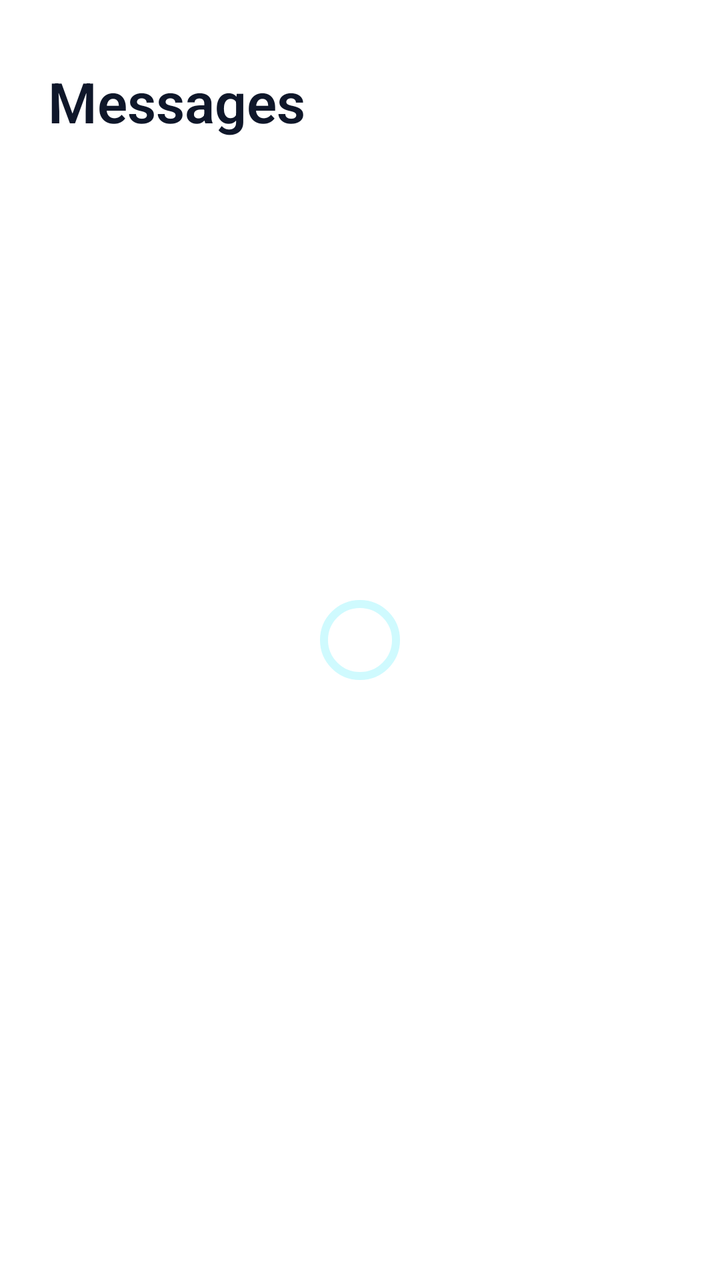
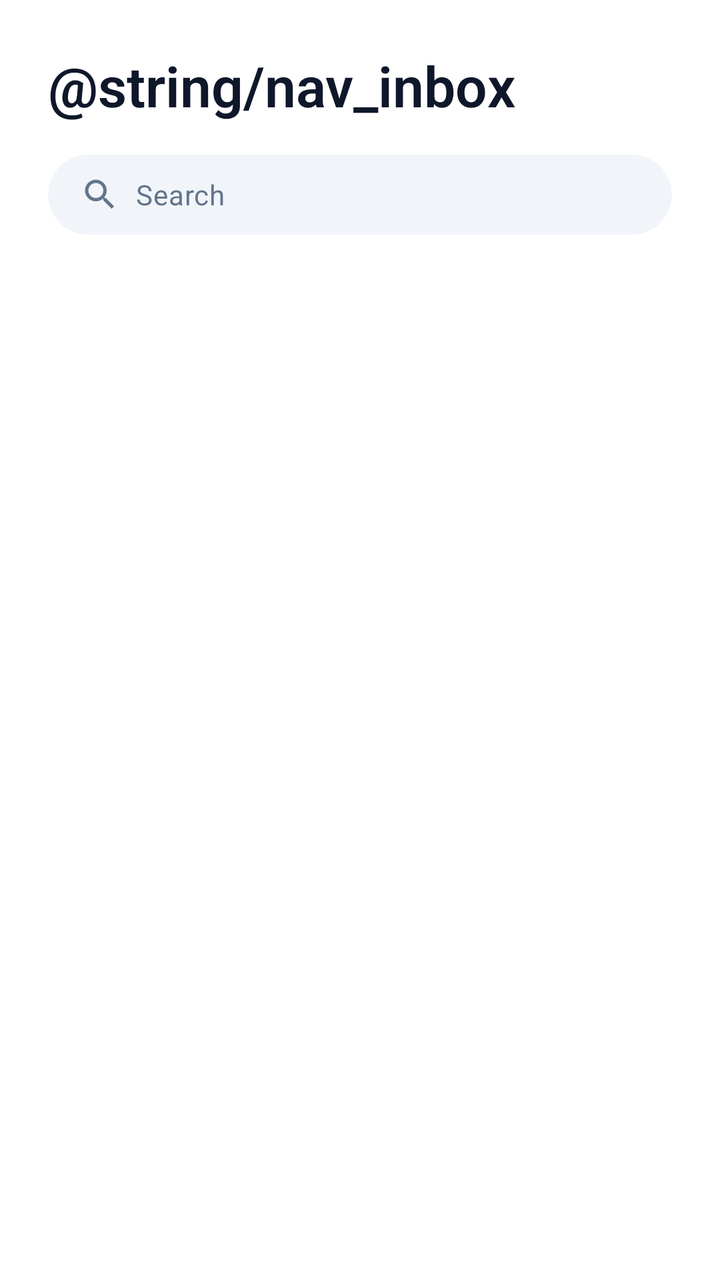

Screens rendered from an Android XML layout before and after an edit, with the pre-edit source and the edit as a unified diff.
<!-- AndroidManifest.xml: application theme Theme.StudentRoomSharingApp -->
<!-- res/layout/fragment_inbox.xml -->
<?xml version="1.0" encoding="utf-8"?>
<androidx.constraintlayout.widget.ConstraintLayout xmlns:android="http://schemas.android.com/apk/res/android"
    xmlns:app="http://schemas.android.com/apk/res-auto"
    xmlns:tools="http://schemas.android.com/tools"
    android:layout_width="match_parent"
    android:layout_height="match_parent"
    android:background="?attr/colorSurface">

    <TextView
        android:id="@+id/tvInboxTitle"
        android:layout_width="wrap_content"
        android:layout_height="wrap_content"
        android:layout_marginStart="24dp"
        android:layout_marginTop="32dp"
        android:text="Messages"
        android:textAppearance="?attr/textAppearanceHeadlineMedium"
        android:textColor="?attr/colorOnBackground"
        app:layout_constraintStart_toStartOf="parent"
        app:layout_constraintTop_toTopOf="parent" />

    <androidx.recyclerview.widget.RecyclerView
        android:id="@+id/recyclerViewInbox"
        android:layout_width="match_parent"
        android:layout_height="0dp"
        android:layout_marginTop="16dp"
        android:clipToPadding="false"
        android:paddingBottom="80dp"
        app:layout_constraintBottom_toBottomOf="parent"
        app:layout_constraintTop_toBottomOf="@+id/tvInboxTitle"
        app:layout_constraintVertical_bias="1.0"
        tools:layout_editor_absoluteX="0dp"
        tools:listitem="@layout/item_inbox" />

    <com.google.android.material.progressindicator.CircularProgressIndicator
        android:id="@+id/progressBarInbox"
        android:layout_width="wrap_content"
        android:layout_height="wrap_content"
        app:layout_constraintBottom_toBottomOf="parent"
        app:layout_constraintEnd_toEndOf="parent"
        app:layout_constraintStart_toStartOf="parent"
        app:layout_constraintTop_toTopOf="parent" />

    <LinearLayout
        android:id="@+id/layoutEmptyState"
        android:layout_width="wrap_content"
        android:layout_height="wrap_content"
        android:gravity="center"
        android:orientation="vertical"
        android:visibility="gone"
        app:layout_constraintBottom_toBottomOf="parent"
        app:layout_constraintEnd_toEndOf="parent"
        app:layout_constraintStart_toStartOf="parent"
        app:layout_constraintTop_toTopOf="parent">

        <ImageView
            android:layout_width="80dp"
            android:layout_height="80dp"
            android:alpha="0.5"
            android:src="@drawable/baseline_email_24"
            app:tint="?attr/colorOnSurfaceVariant" />

        <TextView
            android:layout_width="wrap_content"
            android:layout_height="wrap_content"
            android:layout_marginTop="16dp"
            android:text="No messages yet"
            android:textAppearance="?attr/textAppearanceTitleMedium"
            android:textColor="?attr/colorOnSurfaceVariant" />

        <TextView
            android:layout_width="wrap_content"
            android:layout_height="wrap_content"
            android:layout_marginTop="8dp"
            android:text="When you chat about a room,\nit will appear here."
            android:textAlignment="center"
            android:textAppearance="?attr/textAppearanceBodyMedium"
            android:textColor="?attr/colorOnSurfaceVariant" />
    </LinearLayout>

</androidx.constraintlayout.widget.ConstraintLayout>
<!-- res/layout/item_inbox.xml (included above) -->
<?xml version="1.0" encoding="utf-8"?>
<androidx.constraintlayout.widget.ConstraintLayout xmlns:android="http://schemas.android.com/apk/res/android"
    xmlns:app="http://schemas.android.com/apk/res-auto"
    android:layout_width="match_parent"
    android:layout_height="wrap_content"
    android:background="?android:attr/selectableItemBackground"
    android:clickable="true"
    android:focusable="true"
    android:padding="16dp">

    <FrameLayout
        android:id="@+id/frameLayout2"
        android:layout_width="48dp"
        android:layout_height="48dp"
        app:layout_constraintBottom_toBottomOf="parent"
        app:layout_constraintStart_toStartOf="parent"
        app:layout_constraintTop_toTopOf="parent">

        <TextView
            android:id="@+id/tvAvatarInitial"
            android:layout_width="48dp"
            android:layout_height="48dp"
            android:background="@drawable/circle_background"
            android:gravity="center"
            android:text="O"
            android:textColor="@android:color/white"
            android:textSize="20sp"
            android:textStyle="bold" />

        <ImageView
            android:id="@+id/ivAvatar"
            android:layout_width="48dp"
            android:layout_height="48dp"
            android:scaleType="centerCrop"
            android:visibility="gone"
            app:srcCompat="@drawable/ic_person_placeholder" />

    </FrameLayout>

    <TextView
        android:id="@+id/tvUserName"
        android:layout_width="0dp"
        android:layout_height="wrap_content"
        android:layout_marginStart="16dp"
        android:layout_marginEnd="8dp"
        android:text="Loading..."
        android:textAppearance="?attr/textAppearanceTitleMedium"
        android:textColor="?attr/colorOnSurface"
        app:layout_constraintEnd_toStartOf="@+id/tvTimestamp"
        app:layout_constraintStart_toEndOf="@+id/frameLayout2"
        app:layout_constraintTop_toTopOf="@+id/frameLayout2" />

    <TextView
        android:id="@+id/tvLastMessage"
        android:layout_width="0dp"
        android:layout_height="wrap_content"
        android:layout_marginTop="4dp"
        android:layout_marginEnd="16dp"
        android:ellipsize="end"
        android:maxLines="1"
        android:text="Loading last message..."
        android:textAppearance="?attr/textAppearanceBodyMedium"
        android:textColor="?attr/colorOnSurfaceVariant"
        app:layout_constraintEnd_toEndOf="parent"
        app:layout_constraintStart_toStartOf="@+id/tvUserName"
        app:layout_constraintTop_toBottomOf="@+id/tvUserName" />

    <TextView
        android:id="@+id/tvTimestamp"
        android:layout_width="wrap_content"
        android:layout_height="wrap_content"
        android:text="00:00"
        android:textAppearance="?attr/textAppearanceLabelSmall"
        android:textColor="?attr/colorOnSurfaceVariant"
        app:layout_constraintEnd_toEndOf="parent"
        app:layout_constraintTop_toTopOf="@+id/tvUserName" />

</androidx.constraintlayout.widget.ConstraintLayout>
<!-- resources referenced by this layout -->
<resources>
  <!-- drawable baseline_email_24 (drawable) -->
  <vector xmlns:android="http://schemas.android.com/apk/res/android"
      android:width="24dp"
      android:height="24dp"
      android:viewportWidth="24"
      android:viewportHeight="24"
      android:tint="#73777F">
      <path
          android:fillColor="@android:color/white"
          android:pathData="M20,4H4C2.9,4 2.01,4.9 2.01,6L2,18c0,1.1 0.9,2 2,2h16c1.1,0 2,-0.9 2,-2V6c0,-1.1 -0.9,-2 -2,-2zM20,8l-8,5 -8,-5V6l8,5 8,-5v2z"/>
  </vector>
  <!-- drawable circle_background (drawable) -->
  <?xml version="1.0" encoding="utf-8"?>
  <shape xmlns:android="http://schemas.android.com/apk/res/android"
      android:shape="oval">
      <solid android:color="@color/surfaceVariant" />
  </shape>
  <color name="colorPrimary">#2563EB</color>
  <color name="onPrimary">#FFFFFF</color>
  <color name="primaryContainer">#DBEAFE</color>
  <color name="onPrimaryContainer">#001B3D</color>
  <color name="colorSecondary">#06B6D4</color>
  <color name="onSecondary">#FFFFFF</color>
  <color name="secondaryContainer">#CFFAFE</color>
  <color name="onSecondaryContainer">#001F29</color>
  <color name="colorTertiary">#14B8A6</color>
  <color name="onTertiary">#FFFFFF</color>
  <color name="tertiaryContainer">#D1FAE5</color>
  <color name="onTertiaryContainer">#00201B</color>
  <color name="colorBackground">#F8FAFC</color>
  <color name="colorSurface">#FFFFFF</color>
  <color name="colorSurfaceVariant">#F1F5F9</color>
  <color name="onBackground">#0F172A</color>
  <color name="onSurface">#0F172A</color>
  <color name="onSurfaceVariant">#64748B</color>
  <color name="colorError">#EF4444</color>
  <color name="onError">#FFFFFF</color>
  <color name="errorContainer">#FEE2E2</color>
  <color name="onErrorContainer">#410002</color>
  <style name="Theme.StudentRoomSharing.BottomSheetDialog" parent="Theme.Material3.DayNight.BottomSheetDialog">
          <item name="bottomSheetStyle">@style/Widget.StudentRoomSharing.BottomSheet.Modal</item>
      </style>
  <style name="Widget.StudentRoomSharing.CardView" parent="Base.Widget.Material3.CardView">
          <item name="cardCornerRadius">20dp</item>
          <item name="cardElevation">6dp</item>
          <item name="strokeWidth">0dp</item>
      </style>
  <style name="Widget.StudentRoomSharing.Snackbar" parent="Widget.Material3.Snackbar">
          <item name="backgroundTint">@color/onSurface</item>
          <item name="actionTextColor">@color/colorPrimary</item>
          <item name="cornerRadius">12dp</item>
      </style>
  <color name="colorWarning">#F59E0B</color>
  <color name="outline">#CBD5E1</color>
  <style name="Widget.StudentRoomSharing.BottomSheet.Modal" parent="Widget.Material3.BottomSheet.Modal">
          <item name="shapeAppearance">@style/ShapeBottomSheet</item>
          <item name="android:background">@color/colorSurface</item>
      </style>
  <color name="onPrimary_20">#33FFFFFF</color>
  <!-- unchanged entries left out for length: 23 -->
</resources>

<!-- the commit's change to res/layout/fragment_inbox.xml (unified diff, before → after) -->
@@ -1,83 +1,134 @@
 <?xml version="1.0" encoding="utf-8"?>
-<androidx.constraintlayout.widget.ConstraintLayout xmlns:android="http://schemas.android.com/apk/res/android"
+<FrameLayout xmlns:android="http://schemas.android.com/apk/res/android"
     xmlns:app="http://schemas.android.com/apk/res-auto"
     xmlns:tools="http://schemas.android.com/tools"
     android:layout_width="match_parent"
     android:layout_height="match_parent"
     android:background="?attr/colorSurface">
 
-    <TextView
-        android:id="@+id/tvInboxTitle"
-        android:layout_width="wrap_content"
-        android:layout_height="wrap_content"
-        android:layout_marginStart="24dp"
-        android:layout_marginTop="32dp"
-        android:text="Messages"
-        android:textAppearance="?attr/textAppearanceHeadlineMedium"
-        android:textColor="?attr/colorOnBackground"
-        app:layout_constraintStart_toStartOf="parent"
-        app:layout_constraintTop_toTopOf="parent" />
-
-    <androidx.recyclerview.widget.RecyclerView
-        android:id="@+id/recyclerViewInbox"
+    <LinearLayout
         android:layout_width="match_parent"
-        android:layout_height="0dp"
-        android:layout_marginTop="16dp"
-        android:clipToPadding="false"
-        android:paddingBottom="80dp"
-        app:layout_constraintBottom_toBottomOf="parent"
-        app:layout_constraintTop_toBottomOf="@+id/tvInboxTitle"
-        app:layout_constraintVertical_bias="1.0"
-        tools:layout_editor_absoluteX="0dp"
-        tools:listitem="@layout/item_inbox" />
-
-    <com.google.android.material.progressindicator.CircularProgressIndicator
-        android:id="@+id/progressBarInbox"
-        android:layout_width="wrap_content"
-        android:layout_height="wrap_content"
-        app:layout_constraintBottom_toBottomOf="parent"
-        app:layout_constraintEnd_toEndOf="parent"
-        app:layout_constraintStart_toStartOf="parent"
-        app:layout_constraintTop_toTopOf="parent" />
-
+        android:layout_height="match_parent"
+        android:orientation="vertical"
+        android:paddingHorizontal="@dimen/spacing_24"
+        android:paddingTop="@dimen/spacing_24">
+
+        
+        <TextView
+            android:layout_width="wrap_content"
+            android:layout_height="wrap_content"
+            android:text="@string/nav_inbox"
+            android:textAppearance="?attr/textAppearanceHeadlineMedium"
+            android:textColor="?attr/colorOnSurface" />
+
+        
+        <com.google.android.material.card.MaterialCardView
+            android:layout_width="match_parent"
+            android:layout_height="40dp"
+            android:layout_marginTop="@dimen/spacing_16"
+            app:cardBackgroundColor="@color/colorSurfaceVariant"
+            app:cardCornerRadius="20dp"
+            app:cardElevation="0dp"
+            app:strokeWidth="0dp">
+
+            <LinearLayout
+                android:layout_width="match_parent"
+                android:layout_height="match_parent"
+                android:gravity="center_vertical"
+                android:orientation="horizontal"
+                android:paddingStart="@dimen/spacing_16"
+                android:paddingEnd="@dimen/spacing_8">
+
+                <ImageView
+                    android:layout_width="@dimen/icon_size_medium"
+                    android:layout_height="@dimen/icon_size_medium"
+                    android:contentDescription="@null"
+                    android:importantForAccessibility="no"
+                    android:src="@drawable/baseline_search_24"
+                    app:tint="@color/onSurfaceVariant" />
+
+                <EditText
+                    android:layout_width="0dp"
+                    android:layout_height="match_parent"
+                    android:layout_marginStart="@dimen/spacing_8"
+                    android:layout_weight="1"
+                    android:background="@null"
+                    android:gravity="center_vertical"
+                    android:hint="@string/search"
+                    android:inputType="text"
+                    android:maxLines="1"
+                    android:textAppearance="?attr/textAppearanceBodyMedium"
+                    android:textColor="?attr/colorOnSurface"
+                    android:textColorHint="?attr/colorOnSurfaceVariant" />
+            </LinearLayout>
+        </com.google.android.material.card.MaterialCardView>
+
+        
+        <Space
+            android:layout_width="match_parent"
+            android:layout_height="@dimen/spacing_16" />
+
+        <ProgressBar
+            android:id="@+id/progressBarInbox"
+            android:layout_width="wrap_content"
+            android:layout_height="wrap_content"
+            android:layout_gravity="center"
+            android:visibility="gone" />
+
+        <androidx.recyclerview.widget.RecyclerView
+            android:id="@+id/recyclerViewInbox"
+            android:layout_width="match_parent"
+            android:layout_height="0dp"
+            android:layout_weight="1"
+            android:clipToPadding="false"
+            android:paddingBottom="@dimen/sticky_bottom_bar_height"
+            android:paddingTop="@dimen/spacing_8"
+            app:layoutManager="androidx.recyclerview.widget.LinearLayoutManager"
+            tools:itemCount="5"
+            tools:listitem="@layout/item_inbox" />
+
+    </LinearLayout>
+
+    
     <LinearLayout
         android:id="@+id/layoutEmptyState"
-        android:layout_width="wrap_content"
-        android:layout_height="wrap_content"
+        android:layout_width="match_parent"
+        android:layout_height="match_parent"
         android:gravity="center"
         android:orientation="vertical"
-        android:visibility="gone"
-        app:layout_constraintBottom_toBottomOf="parent"
-        app:layout_constraintEnd_toEndOf="parent"
-        app:layout_constraintStart_toStartOf="parent"
-        app:layout_constraintTop_toTopOf="parent">
+        android:paddingHorizontal="@dimen/spacing_48"
+        android:visibility="gone">
 
         <ImageView
-            android:layout_width="80dp"
-            android:layout_height="80dp"
-            android:alpha="0.5"
-            android:src="@drawable/baseline_email_24"
-            app:tint="?attr/colorOnSurfaceVariant" />
-
-        <TextView
-            android:layout_width="wrap_content"
-            android:layout_height="wrap_content"
-            android:layout_marginTop="16dp"
-            android:text="No messages yet"
-            android:textAppearance="?attr/textAppearanceTitleMedium"
-            android:textColor="?attr/colorOnSurfaceVariant" />
-
-        <TextView
-            android:layout_width="wrap_content"
-            android:layout_height="wrap_content"
-            android:layout_marginTop="8dp"
-            android:text="When you chat about a room,\nit will appear here."
+            android:layout_width="120dp"
+            android:layout_height="120dp"
+            android:alpha="0.4"
+            android:contentDescription="@null"
+            android:importantForAccessibility="no"
+            android:src="@drawable/baseline_chat_24"
+            app:tint="@color/onSurfaceVariant" />
+
+        <TextView
+            android:layout_width="wrap_content"
+            android:layout_height="wrap_content"
+            android:layout_marginTop="@dimen/spacing_24"
+            android:text="@string/no_messages_title"
             android:textAlignment="center"
-            android:textAppearance="?attr/textAppearanceBodyMedium"
+            android:textAppearance="?attr/textAppearanceHeadlineSmall"
+            android:textColor="?attr/colorOnSurface" />
+
+        <TextView
+            android:layout_width="wrap_content"
+            android:layout_height="wrap_content"
+            android:layout_marginTop="@dimen/spacing_12"
+            android:gravity="center"
+            android:text="@string/no_messages_message"
+            android:textAlignment="center"
+            android:textAppearance="?attr/textAppearanceBodyLarge"
             android:textColor="?attr/colorOnSurfaceVariant" />
     </LinearLayout>
 
-</androidx.constraintlayout.widget.ConstraintLayout>
+</FrameLayout>
 <!-- res/layout/item_inbox.xml (included above) -->
 <?xml version="1.0" encoding="utf-8"?>
 <androidx.constraintlayout.widget.ConstraintLayout xmlns:android="http://schemas.android.com/apk/res/android"
<!-- resource entries referenced after the edit -->
@@ -1,22 +1,12 @@
 <!-- resources referenced by this layout -->
 <resources>
-  <!-- drawable baseline_email_24 (drawable) -->
-  <vector xmlns:android="http://schemas.android.com/apk/res/android"
-      android:width="24dp"
-      android:height="24dp"
-      android:viewportWidth="24"
-      android:viewportHeight="24"
-      android:tint="#73777F">
-      <path
-          android:fillColor="@android:color/white"
-          android:pathData="M20,4H4C2.9,4 2.01,4.9 2.01,6L2,18c0,1.1 0.9,2 2,2h16c1.1,0 2,-0.9 2,-2V6c0,-1.1 -0.9,-2 -2,-2zM20,8l-8,5 -8,-5V6l8,5 8,-5v2z"/>
-  </vector>
   <!-- drawable circle_background (drawable) -->
   <?xml version="1.0" encoding="utf-8"?>
   <shape xmlns:android="http://schemas.android.com/apk/res/android"
       android:shape="oval">
       <solid android:color="@color/surfaceVariant" />
   </shape>
+  <string name="search">Search</string>
   <color name="colorPrimary">#2563EB</color>
   <color name="onPrimary">#FFFFFF</color>
   <color name="primaryContainer">#DBEAFE</color>
@@ -35,6 +25,25 @@
   <color name="onBackground">#0F172A</color>
   <color name="onSurface">#0F172A</color>
   <color name="onSurfaceVariant">#64748B</color>
+  <dimen name="icon_size_medium">20dp</dimen>
+  <dimen name="spacing_12">12dp</dimen>
+  <dimen name="spacing_16">16dp</dimen>
+  <dimen name="spacing_24">24dp</dimen>
+  <dimen name="spacing_48">48dp</dimen>
+  <dimen name="spacing_8">8dp</dimen>
+  <dimen name="sticky_bottom_bar_height">80dp</dimen>
+  <!-- drawable baseline_chat_24 (drawable) -->
+  <vector xmlns:android="http://schemas.android.com/apk/res/android" android:autoMirrored="true" android:height="24dp" android:tint="#000000" android:viewportHeight="24" android:viewportWidth="24" android:width="24dp">
+        
+      <path android:fillColor="@android:color/white" android:pathData="M20,2L4,2c-1.1,0 -1.99,0.9 -1.99,2L2,22l4,-4h14c1.1,0 2,-0.9 2,-2L22,4c0,-1.1 -0.9,-2 -2,-2zM6,9h12v2L6,11L6,9zM14,14L6,14v-2h8v2zM18,8L6,8L6,6h12v2z"/>
+      
+  </vector>
+  <!-- drawable baseline_search_24 (drawable) -->
+  <vector xmlns:android="http://schemas.android.com/apk/res/android" android:height="24dp" android:tint="#000000" android:viewportHeight="24" android:viewportWidth="24" android:width="24dp">
+        
+      <path android:fillColor="@android:color/white" android:pathData="M15.5,14h-0.79l-0.28,-0.27C15.41,12.59 16,11.11 16,9.5 16,5.91 13.09,3 9.5,3S3,5.91 3,9.5 5.91,16 9.5,16c1.61,0 3.09,-0.59 4.23,-1.57l0.27,0.28v0.79l5,4.99L20.49,19l-4.99,-5zM9.5,14C7.01,14 5,11.99 5,9.5S7.01,5 9.5,5 14,7.01 14,9.5 11.99,14 9.5,14z"/>
+      
+  </vector>
   <color name="colorError">#EF4444</color>
   <color name="onError">#FFFFFF</color>
   <color name="errorContainer">#FEE2E2</color>
